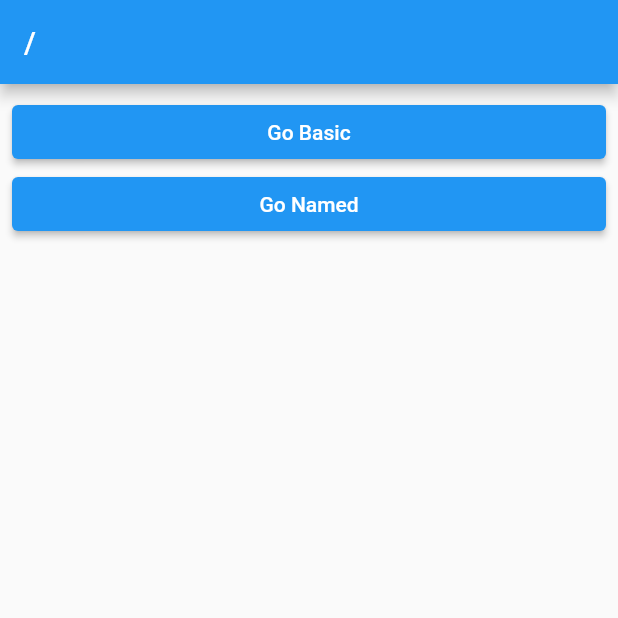
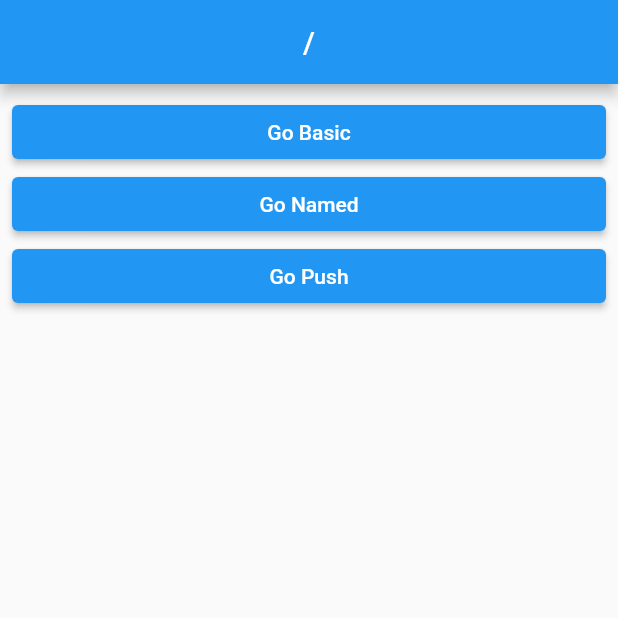
Before and after one commit to g9191hc/GoRouter7, a Flutter app: the screen it shows after launch, on a phone screen of 412 x 824 dp, the top half of it. Run offline on Flutter 3.47's test engine with Material 2 defaults, Android fonts, the phone set to English and light mode, and no system bars; our stand-ins replace go_router.

Commit message:
push함수

```diff
--- a/lib/layout/default_layout.dart
+++ b/lib/layout/default_layout.dart
@@ -14,6 +14,7 @@ class DefaultLayout extends StatelessWidget {
     return Scaffold(
       appBar: AppBar(
         title: Text(GoRouterState.of(context).location),
+        centerTitle: true,
       ),
       body: Padding(
         padding: const EdgeInsets.all(8.0),
--- a/lib/route/router.dart
+++ b/lib/route/router.dart
@@ -1,6 +1,7 @@
 import 'package:go_router/go_router.dart';
 import 'package:go_router_v7_actual/screens/2_named_screen.dart';
-import 'package:go_router_v7_actual/screens/root_screen.dart';
+import 'package:go_router_v7_actual/screens/0_root_screen.dart';
+import 'package:go_router_v7_actual/screens/3_push_screen.dart';
 
 import '../screens/1_basic_screen.dart';
 
@@ -19,6 +20,10 @@ final router = GoRouter(
           name: 'named_screen',
           builder: (context, state) => NamedScreen(),
         ),
+        GoRoute(
+          path: 'push',
+          builder: (context, state) => PushScreen(),
+        ),
       ],
     ),
   ],
--- a/lib/screens/root_screen.dart
+++ b/lib/screens/0_root_screen.dart
@@ -26,6 +26,14 @@ class RootScreen extends StatelessWidget {
               'Go Named',
             ),
           ),
+          ElevatedButton(
+            onPressed: () {
+              context.go('/push');
+            },
+            child: Text(
+              'Go Push',
+            ),
+          ),
         ],
       ),
     );
```
Also changed, not shown: lib/screens/3_push_screen.dart (added, +29 -0 lines).
